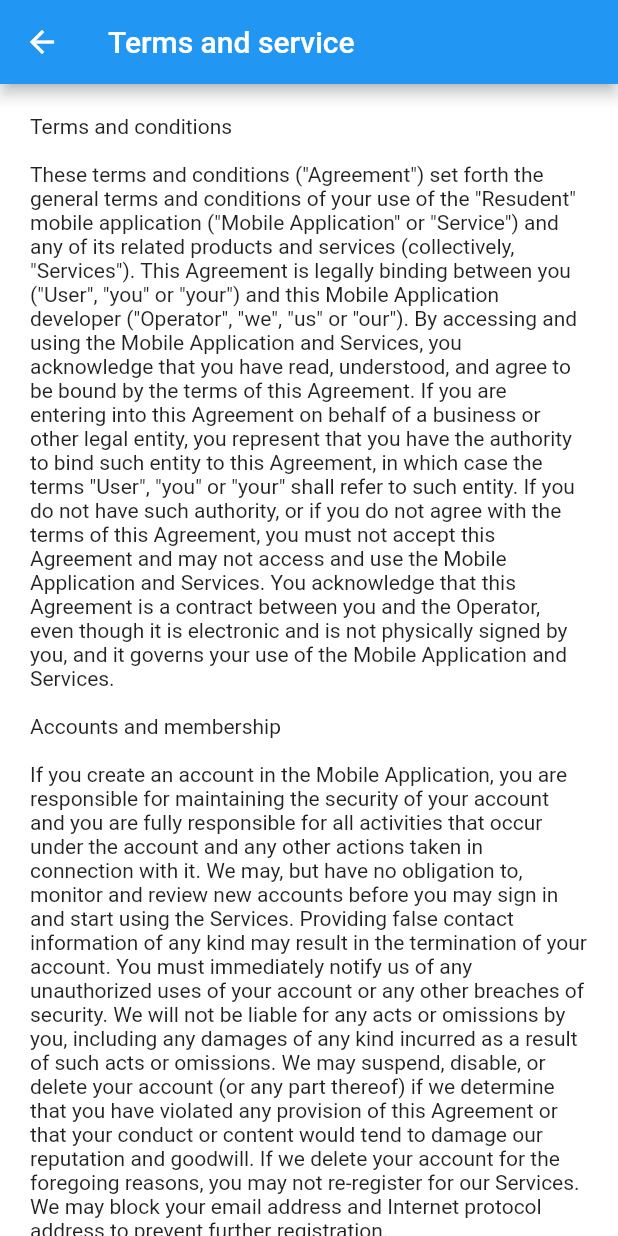
After one commit to sgovil5/fbla_app, a Flutter app: the OtherOverViewScreen screen opened directly, after a tap on "Terms and Service", on a phone screen of 412 x 824 dp. The commit adds this screen. Run offline on Flutter 3.47's test engine with Material 2 defaults, Android fonts, the phone set to English and light mode, and no system bars; our stand-ins replace cloud_firestore, firebase_auth, firebase_storage, flutter_signin_button, image_picker; missing offline and left inert: flutter_login_facebook; accounts and stored records are empty; network calls fail.

Commit message:
Added ToS

```diff
--- a/lib/main.dart
+++ b/lib/main.dart
@@ -1,3 +1,4 @@
+import 'package:fbla_app/screens/other/terms_service.dart';
 import 'package:firebase_auth/firebase_auth.dart';
 import 'package:flutter/material.dart';
 import 'package:provider/provider.dart';
@@ -52,6 +53,7 @@ class Resudent extends StatelessWidget {
           ProfileDetail.routeName: (ctx) => ProfileDetail(),
           ChatDetail.routeName: (ctx) => ChatDetail(),
           UserOverview.routeName: (ctx) => UserOverview(),
+          TermsService.routeName: (ctx) => TermsService(),
         },
       ),
     );
--- a/lib/screens/other/other_overview_screen.dart
+++ b/lib/screens/other/other_overview_screen.dart
@@ -1,3 +1,5 @@
+import 'package:fbla_app/screens/other/terms_service.dart';
+
 import '../other/report_bug_screen.dart';
 import 'package:firebase_auth/firebase_auth.dart';
 import 'package:flutter/material.dart';
@@ -18,6 +20,18 @@ class OtherOverViewScreen extends StatelessWidget {
   // Function to logout by calling the Firebase Authentication API
   void logout(BuildContext context) {
     FirebaseAuth.instance.signOut();
+  }
+
+  //Function to navigate to the page to select the terms and conditions page
+  void selectTerms(BuildContext context) {
+    //Navigates to Terms and Conditions page based on routeName
+    Navigator.of(context)
+        .pushNamed(
+      TermsService.routeName,
+    )
+        .then((result) {
+      if (result == null) {}
+    });
   }
 
   // Function to build a section on the Other Page to perform a function
@@ -65,6 +79,9 @@ class OtherOverViewScreen extends StatelessWidget {
           // Returns a section to logout
           // Function to logout is passed in as a parameter
           buildSection(context, 'Logout', logout),
+          //Returns a section to select the terms and conditions
+          //Function to select the terms and coditions page is passed in as a paramter
+          buildSection(context, 'Terms and Service', selectTerms),
           Divider(
             thickness: 2,
             color: Colors.black,
--- /dev/null
+++ b/lib/screens/other/terms_service.dart
@@ -0,0 +1,56 @@
+import 'package:flutter/material.dart';
+
+class TermsService extends StatelessWidget {
+  static const routeName = '/terms-service';
+
+  @override
+  Widget build(BuildContext context) {
+    return Scaffold(
+      appBar: AppBar(
+        title: Text("Terms and service"),
+      ),
+      body: SingleChildScrollView(
+        child: Container(
+          margin: EdgeInsets.all(20),
+          child: Text('''Terms and conditions
+
+These terms and conditions ("Agreement") set forth the general terms and conditions of your use of the "Resudent" mobile application ("Mobile Application" or "Service") and any of its related products and services (collectively, "Services"). This Agreement is legally binding between you ("User", "you" or "your") and this Mobile Application developer ("Operator", "we", "us" or "our"). By accessing and using the Mobile Application and Services, you acknowledge that you have read, understood, and agree to be bound by the terms of this Agreement. If you are entering into this Agreement on behalf of a business or other legal entity, you represent that you have the authority to bind such entity to this Agreement, in which case the terms "User", "you" or "your" shall refer to such entity. If you do not have such authority, or if you do not agree with the terms of this Agreement, you must not accept this Agreement and may not access and use the Mobile Application and Services. You acknowledge that this Agreement is a contract between you and the Operator, even though it is electronic and is not physically signed by you, and it governs your use of the Mobile Application and Services.
+
+Accounts and membership
+
+If you create an account in the Mobile Application, you are responsible for maintaining the security of your account and you are fully responsible for all activities that occur under the account and any other actions taken in connection with it. We may, but have no obligation to, monitor and review new accounts before you may sign in and start using the Services. Providing false contact information of any kind may result in the termination of your account. You must immediately notify us of any unauthorized uses of your account or any other breaches of security. We will not be liable for any acts or omissions by you, including any damages of any kind incurred as a result of such acts or omissions. We may suspend, disable, or delete your account (or any part thereof) if we determine that you have violated any provision of this Agreement or that your conduct or content would tend to damage our reputation and goodwill. If we delete your account for the foregoing reasons, you may not re-register for our Services. We may block your email address and Internet protocol address to prevent further registration.
+
+User content
+
+We do not own any data, information or material (collectively, "Content") that you submit in the Mobile Application in the course of using the Service. You shall have sole responsibility for the accuracy, quality, integrity, legality, reliability, appropriateness, and intellectual property ownership or right to use of all submitted Content. We may, but have no obligation to, monitor and review the Content in the Mobile Application submitted or created using our Services by you. You grant us permission to access, copy, distribute, store, transmit, reformat, display and perform the Content of your user account solely as required for the purpose of providing the Services to you. Without limiting any of those representations or warranties, we have the right, though not the obligation, to, in our own sole discretion, refuse or remove any Content that, in our reasonable opinion, violates any of our policies or is in any way harmful or objectionable. Unless specifically permitted by you, your use of the Mobile Application and Services does not grant us the license to use, reproduce, adapt, modify, publish or distribute the Content created by you or stored in your user account for commercial, marketing or any similar purpose.
+
+Backups
+
+We are not responsible for the Content residing in the Mobile Application. In no event shall we be held liable for any loss of any Content. It is your sole responsibility to maintain appropriate backup of your Content. Notwithstanding the foregoing, on some occasions and in certain circumstances, with absolutely no obligation, we may be able to restore some or all of your data that has been deleted as of a certain date and time when we may have backed up data for our own purposes. We make no guarantee that the data you need will be available.
+
+Links to other resources
+
+Although the Mobile Application and Services may link to other resources (such as websites, mobile applications, etc.), we are not, directly or indirectly, implying any approval, association, sponsorship, endorsement, or affiliation with any linked resource, unless specifically stated herein. We are not responsible for examining or evaluating, and we do not warrant the offerings of, any businesses or individuals or the content of their resources. We do not assume any responsibility or liability for the actions, products, services, and content of any other third parties. You should carefully review the legal statements and other conditions of use of any resource which you access through a link in the Mobile Application and Services. Your linking to any other off-site resources is at your own risk.
+
+Prohibited uses
+
+In addition to other terms as set forth in the Agreement, you are prohibited from using the Mobile Application and Services or Content: (a) for any unlawful purpose; (b) to solicit others to perform or participate in any unlawful acts; (c) to violate any international, federal, provincial or state regulations, rules, laws, or local ordinances; (d) to infringe upon or violate our intellectual property rights or the intellectual property rights of others; (e) to harass, abuse, insult, harm, defame, slander, disparage, intimidate, or discriminate based on gender, sexual orientation, religion, ethnicity, race, age, national origin, or disability; (f) to submit false or misleading information; (g) to upload or transmit viruses or any other type of malicious code that will or may be used in any way that will affect the functionality or operation of the Mobile Application and Services, third party products and services, or the Internet; (h) to spam, phish, pharm, pretext, spider, crawl, or scrape; (i) for any obscene or immoral purpose; or (j) to interfere with or circumvent the security features of the Mobile Application and Services, third party products and services, or the Internet. We reserve the right to terminate your use of the Mobile Application and Services for violating any of the prohibited uses.
+
+Changes and amendments
+
+We reserve the right to modify this Agreement or its terms relating to the Mobile Application and Services at any time, effective upon posting of an updated version of this Agreement in the Mobile Application. When we do, we will revise the updated date at the bottom of this page. Continued use of the Mobile Application and Services after any such changes shall constitute your consent to such changes. Policy was created with https://www.WebsitePolicies.com
+
+Acceptance of these terms
+
+You acknowledge that you have read this Agreement and agree to all its terms and conditions. By accessing and using the Mobile Application and Services you agree to be bound by this Agreement. If you do not agree to abide by the terms of this Agreement, you are not authorized to access or use the Mobile Application and Services.
+
+Contacting us
+
+If you would like to contact us to understand more about this Agreement or wish to contact us concerning any matter relating to it, you may send an email to resudent1@gmail.com
+
+This document was last updated on January 7, 2021'''),
+        ),
+      ),
+    );
+  }
+}
```
